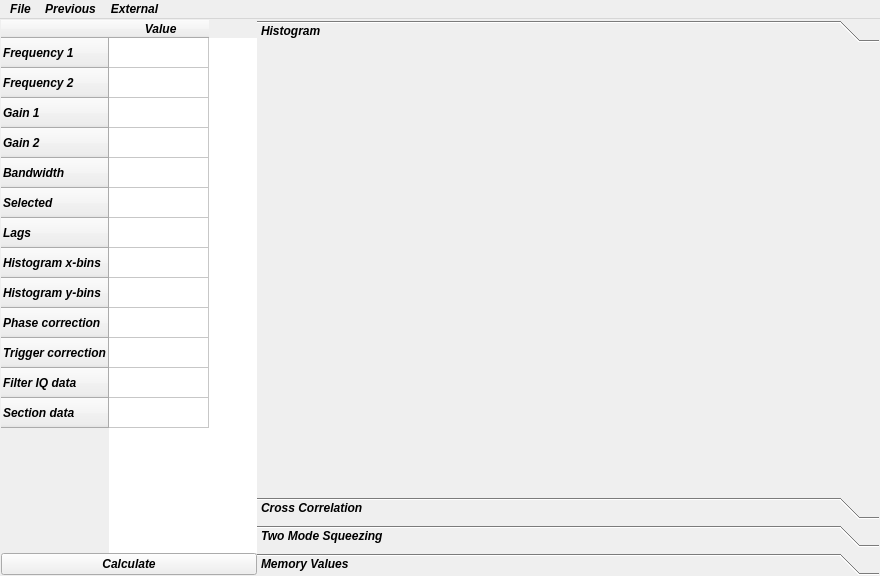
Before: the Qt Designer form density_matrix/density_matrix.ui in benschneider/sideprojects1, drawn with Qt 5.
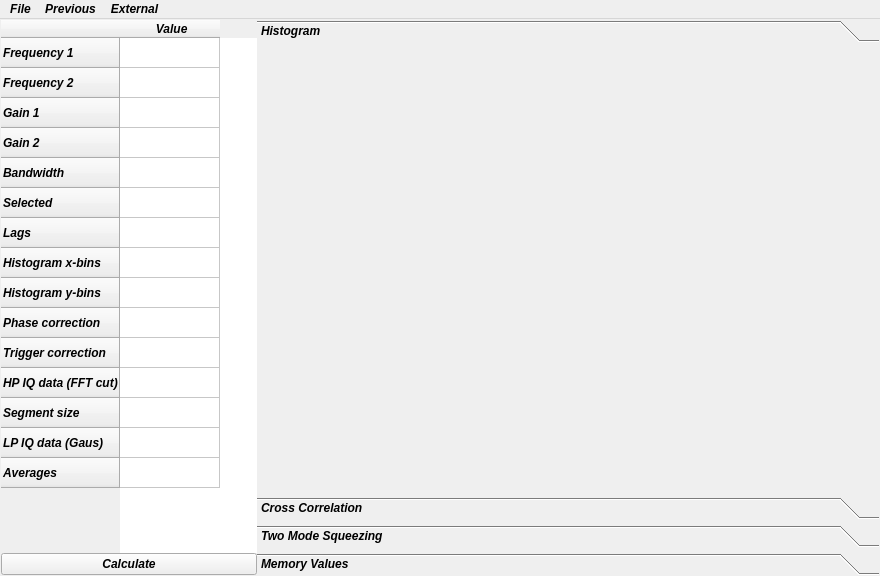
After: the same form once the commit is applied. The open tabs and pages were chosen to show the change.

```diff
--- a/density_matrix/density_matrix.ui
+++ b/density_matrix/density_matrix.ui
@@ -128,12 +128,22 @@
         </row>
         <row>
          <property name="text">
-          <string>Filter IQ data</string>
+          <string>HP IQ data (FFT cut)</string>
          </property>
         </row>
         <row>
          <property name="text">
-          <string>Section data</string>
+          <string>Segment size</string>
+         </property>
+        </row>
+        <row>
+         <property name="text">
+          <string>LP IQ data (Gaus)</string>
+         </property>
+        </row>
+        <row>
+         <property name="text">
+          <string>Averages</string>
          </property>
         </row>
         <column>
```
Left out of the diff: 2 changed lines with no effect on the pictures.
